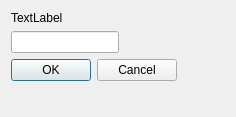
Qt form changer_dialog.ui (hochu-leto/EVIS) before a commit.
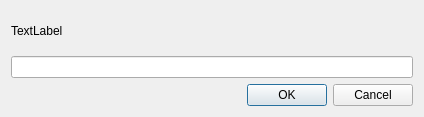
The same form after that commit.

What changed in the file:
```diff
--- a/changer_dialog.ui
+++ b/changer_dialog.ui
@@ -6,14 +6,14 @@
    <rect>
     <x>0</x>
     <y>0</y>
-    <width>236</width>
+    <width>424</width>
     <height>117</height>
    </rect>
   </property>
   <property name="windowTitle">
    <string>Введи новое значение</string>
   </property>
-  <layout class="QFormLayout" name="formLayout">
+  <layout class="QGridLayout" name="gridLayout">
    <item row="0" column="0">
     <widget class="QLabel" name="value_name_lbl">
      <property name="text">
```
